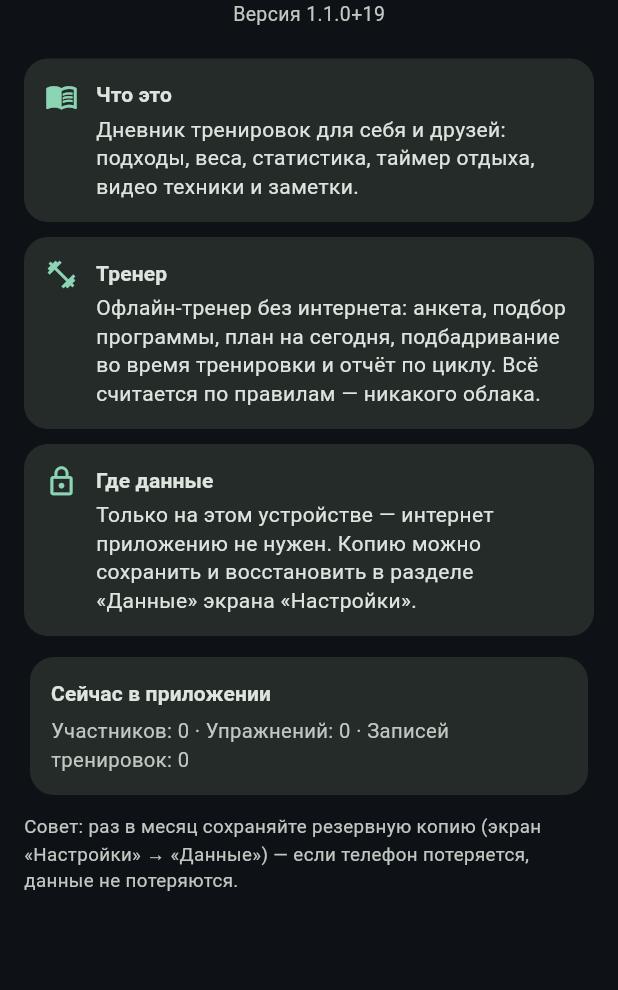
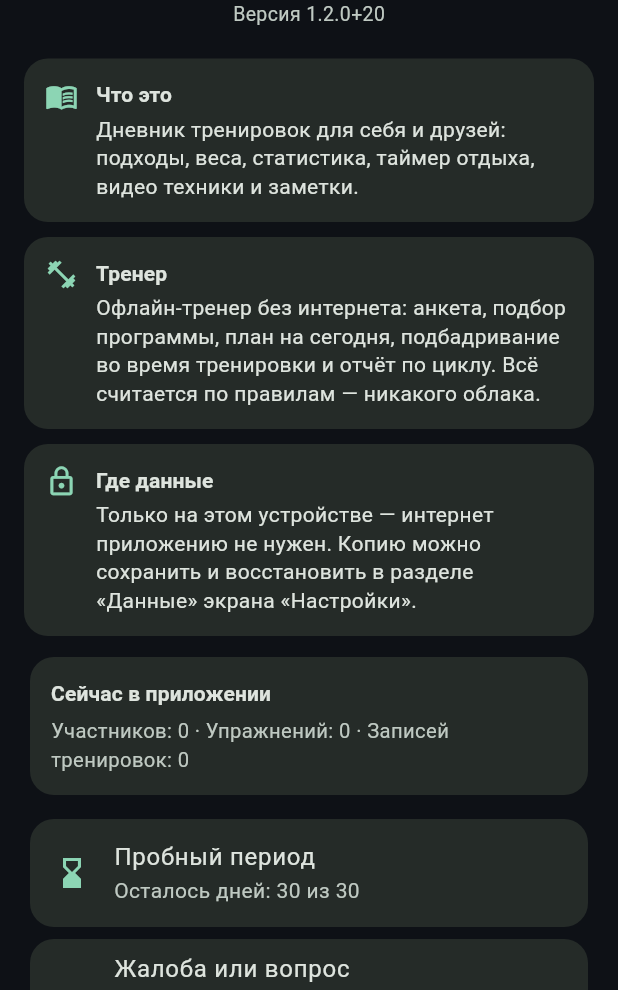
Before and after one commit to PavelChekalin/workout-log, a Flutter app: the AboutScreen screen opened directly, on a phone screen of 412 x 824 dp, the part 246-1236 px from its top. Run offline on Flutter 3.47's test engine with Material 3 defaults, Android fonts, the phone set to English and light mode, and no system bars; our stand-ins replace flutter_local_notifications, flutter_timezone, image_picker, package_info_plus, shared_preferences, timezone; missing offline and left inert: health; accounts and stored records are empty.

Commit message:
v20: 30-дневный триал + код разблокировки, лог последней ошибки с кнопкой копирования

```diff
--- a/lib/settings_screen.dart
+++ b/lib/settings_screen.dart
@@ -8,6 +8,7 @@ import 'coach_lines.dart';
 import 'health.dart';
 import 'reminders.dart';
 import 'trainer_screen.dart';
+import 'trial.dart';
 import 'ui.dart';
 
 /// Настройки: тема оформления, участники и резервная копия данных.
@@ -894,6 +895,53 @@ class AboutScreen extends StatelessWidget {
             ),
           ),
           const SizedBox(height: 8),
+          Card(
+            color: theme.colorScheme.surfaceContainerHigh,
+            elevation: 0,
+            shape:
+                RoundedRectangleBorder(borderRadius: BorderRadius.circular(16)),
+            child: ListTile(
+              leading: Icon(
+                  Trial.unlocked
+                      ? Icons.verified_outlined
+                      : Icons.hourglass_bottom,
+                  color: theme.colorScheme.primary),
+              title: const Text('Пробный период'),
+              subtitle: Text(Trial.unlocked
+                  ? 'Разблокировано навсегда'
+                  : Trial.daysLeft > 0
+                      ? 'Осталось дней: ${Trial.daysLeft} из ${Trial.days}'
+                      : 'Пробный период закончился'),
+            ),
+          ),
+          Card(
+            color: theme.colorScheme.surfaceContainerHigh,
+            elevation: 0,
+            shape:
+                RoundedRectangleBorder(borderRadius: BorderRadius.circular(16)),
+            child: ListTile(
+              leading: Icon(Icons.bug_report_outlined,
+                  color: theme.colorScheme.primary),
+              title: const Text('Жалоба или вопрос'),
+              subtitle: const Text(
+                  'Если что-то работает не так — нажми «Скопировать лог '
+                  'ошибки» и отправь текст в Телеграм.'),
+              trailing: TextButton(
+                onPressed: ErrorLog.lastError == null
+                    ? null
+                    : () async {
+                        await Clipboard.setData(
+                            ClipboardData(text: ErrorLog.lastError!));
+                        if (!context.mounted) return;
+                        ScaffoldMessenger.of(context).showSnackBar(const SnackBar(
+                            content: Text('Лог ошибки скопирован — '
+                                'вставь его в Телеграм')));
+                      },
+                child: const Text('Копировать'),
+              ),
+            ),
+          ),
+          const SizedBox(height: 8),
           Text(
             'Совет: раз в месяц сохраняйте резервную копию '
             '(экран «Настройки» → «Данные») — если телефон потеряется, '
--- a/pubspec.yaml
+++ b/pubspec.yaml
@@ -16,7 +16,7 @@ publish_to: 'none' # Remove this line if you wish to publish to pub.dev
 # https://developer.apple.com/library/archive/documentation/General/Reference/InfoPlistKeyReference/Articles/CoreFoundationKeys.html
 # In Windows, build-name is used as the major, minor, and patch parts
 # of the product and file versions while build-number is used as the build suffix.
-version: 1.1.0+19
+version: 1.2.0+20
 
 environment:
   sdk: ^3.13.5
```
Also changed, not shown: lib/main.dart (+27 -3 lines), lib/trial.dart (added, +224 -0 lines), 1 other file.
